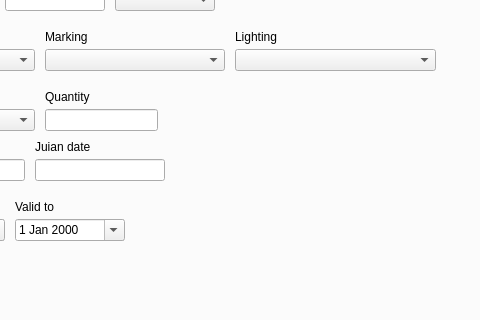
This is qgis3_plugin/faa_dof_manager/faa_dof_manager_dialog_base.ui in strpaw/qgis3-faa-dof-postgis as Qt 5 draws it before an edit; both pictures show x 127 to 607 and y 227 to 547 of the 1088 by 651 pixel window. The edited form follows.
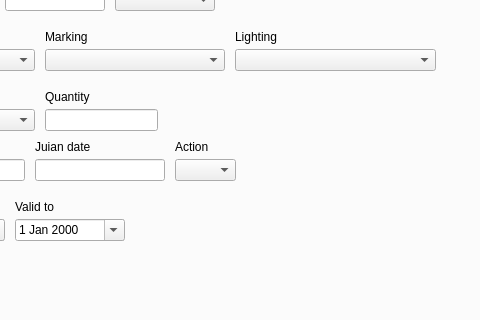
This is the edited form. Custom widgets are drawn as their Qt base class.

Commit message: fix: add misssing control for action column

What changed in the file:
```diff
--- a/qgis3_plugin/faa_dof_manager/faa_dof_manager_dialog_base.ui
+++ b/qgis3_plugin/faa_dof_manager/faa_dof_manager_dialog_base.ui
@@ -499,6 +499,29 @@
       <string>Insert</string>
      </property>
     </widget>
+    <widget class="QLabel" name="labelAction">
+     <property name="geometry">
+      <rect>
+       <x>290</x>
+       <y>320</y>
+       <width>131</width>
+       <height>16</height>
+      </rect>
+     </property>
+     <property name="text">
+      <string>Action</string>
+     </property>
+    </widget>
+    <widget class="QComboBox" name="comboBoxAction">
+     <property name="geometry">
+      <rect>
+       <x>290</x>
+       <y>340</y>
+       <width>61</width>
+       <height>22</height>
+      </rect>
+     </property>
+    </widget>
    </widget>
    <widget class="QWidget" name="tab">
     <attribute name="title">
```
